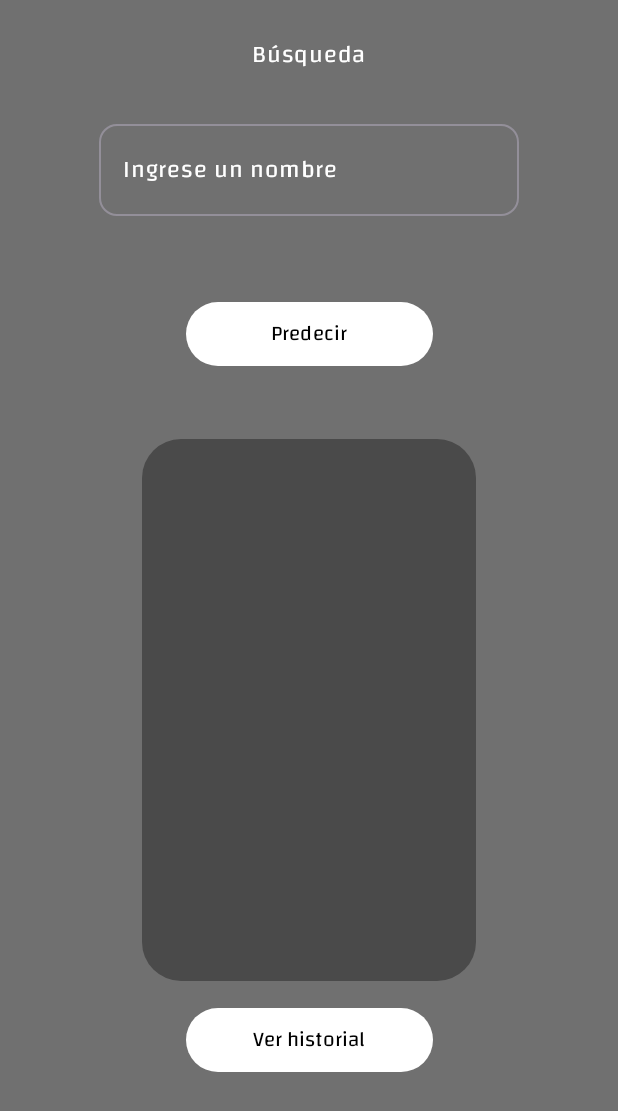
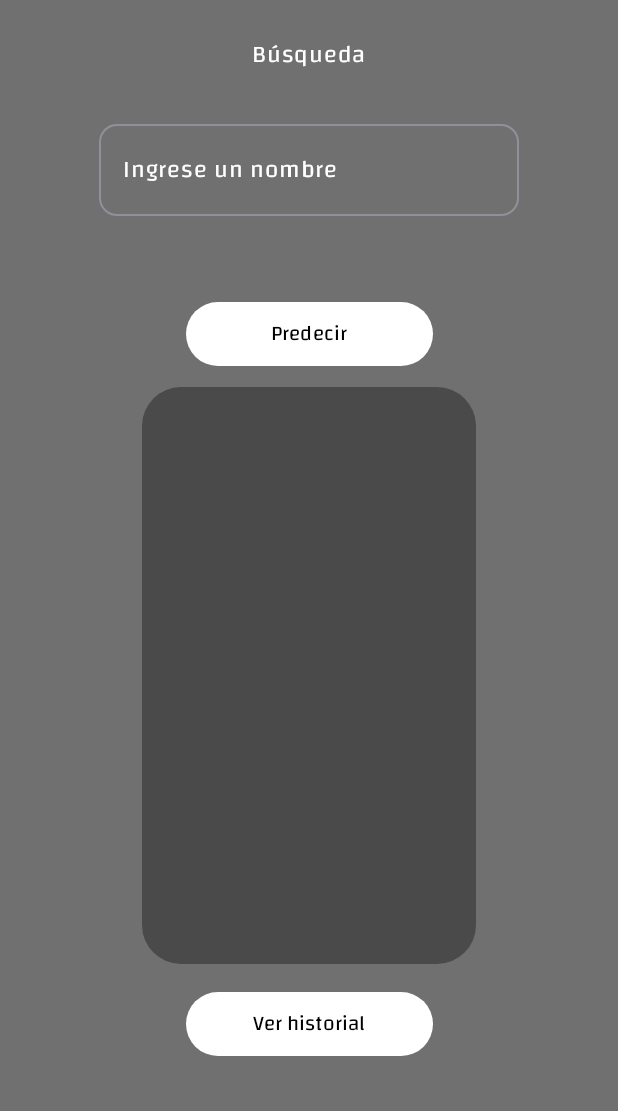
Before and after one commit to Marco-Antonio-AH/Test, an Android app built with Jetpack Compose: the screen it shows after launch (MainActivity), on a phone screen of 412 x 824 dp. Shown: the top 1111 px of the screen. Run offline under Robolectric (Android 15) with nearby library versions, the phone set to English and light mode, and no system bars; our stand-ins replace Dagger/Hilt's generated code, accompanist; pictures from the network do not load.

Commit message:
Fix(HomeScreen.kt)Some measurements were fixed in relation to the card and button

```diff
--- a/app/src/main/java/mx/marco/xaldigital/presentation/screens/home/HomeScreen.kt
+++ b/app/src/main/java/mx/marco/xaldigital/presentation/screens/home/HomeScreen.kt
@@ -77,7 +77,7 @@ fun HomeScreen(
                     }) {
                     Text(text = "Predecir", color = Color.Black)
                 }
-                Spacer(modifier = Modifier.fillMaxHeight(.08f))
+                Spacer(modifier = Modifier.fillMaxHeight(.02f))
                 CardGeneral(
                     modifier = Modifier
                         .fillMaxWidth(.54f)
```
